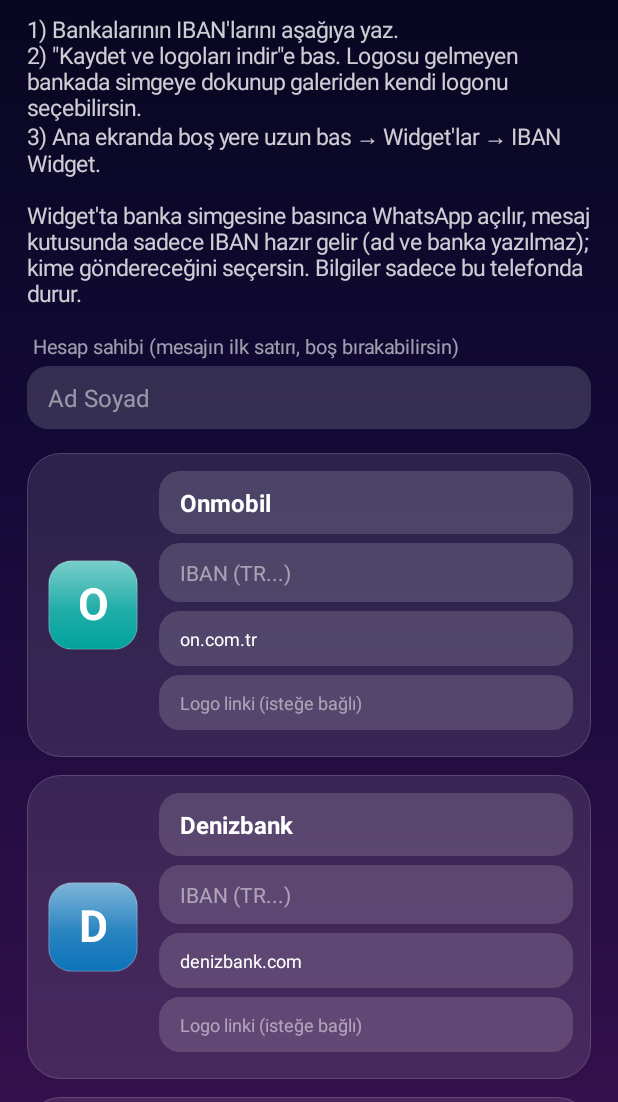
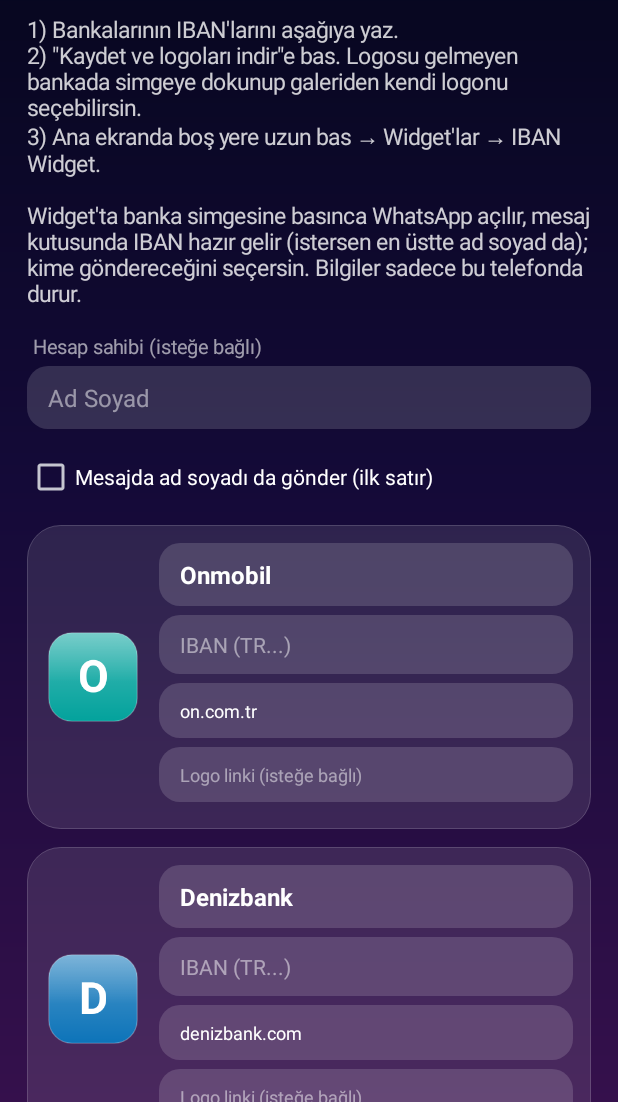
Before and after one commit to elnino9000/Iban-Widget, an Android app: the screen it shows after launch (MainActivity), on a phone screen of 412 x 824 dp, the part 134-1236 px from its top. Run offline under Robolectric (Android 15) with nearby library versions, the phone set to English and light mode, and no system bars.

Commit message:
Yedek al/geri yükle, ad soyad + IBAN seçeneği, sürüm numarası
Co-Authored-By: Claude Sonnet 5.5 <noreply@anthropic.com>
Claude-Session: https://claude.ai/code/session_01Savwr6y7xnPHX4BiZAo3kC

```diff
--- a/app/build.gradle
+++ b/app/build.gradle
@@ -2,6 +2,8 @@ plugins {
     id 'com.android.application'
     id 'org.jetbrains.kotlin.android'
 }
+
+def runNo = (System.getenv("GITHUB_RUN_NUMBER") ?: "1").toInteger()
 
 android {
     namespace 'com.iban.widget'
@@ -11,8 +13,8 @@ android {
         applicationId "com.iban.sendwidget"
         minSdk 26
         targetSdk 34
-        versionCode 1
-        versionName "1.0"
+        versionCode runNo
+        versionName "v${runNo}"
     }
 
     signingConfigs {
--- a/app/src/main/java/com/iban/widget/MainActivity.kt
+++ b/app/src/main/java/com/iban/widget/MainActivity.kt
@@ -1,6 +1,10 @@
 package com.iban.widget
 
 import android.app.Activity
+import android.app.AlertDialog
+import android.content.ClipboardManager
+import android.content.Context
+import android.widget.CheckBox
 import android.graphics.Color
 import android.graphics.Typeface
 import android.graphics.drawable.GradientDrawable
@@ -30,9 +34,11 @@ class MainActivity : Activity() {
     private val ibanFs = ArrayList<EditText>()
     private val logoVs = ArrayList<ImageView>()
     private lateinit var ownerF: EditText
+    private lateinit var ownerCb: CheckBox
     private lateinit var status: TextView
     private var d = 1f
     private var pickIdx = -1
+    private var skipSave = false // geri yükleme sonrası ekran yenilenirken eski değerler yazılmasın
 
     private fun dp(v: Int) = (v * d).toInt()
 
@@ -76,7 +82,7 @@ class MainActivity : Activity() {
             text = "1) Bankalarının IBAN'larını aşağıya yaz.\n" +
                 "2) \"Kaydet ve logoları indir\"e bas. Logosu gelmeyen bankada simgeye dokunup galeriden kendi logonu seçebilirsin.\n" +
                 "3) Ana ekranda boş yere uzun bas → Widget'lar → IBAN Widget.\n\n" +
-                "Widget'ta banka simgesine basınca WhatsApp açılır, mesaj kutusunda sadece IBAN hazır gelir (ad ve banka yazılmaz); kime göndereceğini seçersin. " +
+                "Widget'ta banka simgesine basınca WhatsApp açılır, mesaj kutusunda IBAN hazır gelir (istersen en üstte ad soyad da); kime göndereceğini seçersin. " +
                 "Bilgiler sadece bu telefonda durur."
             textSize = 15f
             setTextColor(0xCCFFFFFF.toInt())
@@ -84,13 +90,23 @@ class MainActivity : Activity() {
         })
 
         root.addView(TextView(this).apply {
-            text = "Hesap sahibi (mesajın ilk satırı, boş bırakabilirsin)"
+            text = "Hesap sahibi (isteğe bağlı)"
             textSize = 13f
             setTextColor(0x99FFFFFF.toInt())
             setPadding(dp(4), 0, 0, dp(4))
         })
         ownerF = field("Ad Soyad", Data.owner(this), 16f)
         root.addView(ownerF, LinearLayout.LayoutParams(ViewGroup.LayoutParams.MATCH_PARENT, ViewGroup.LayoutParams.WRAP_CONTENT).apply {
+            bottomMargin = dp(16)
+        })
+
+        ownerCb = CheckBox(this).apply {
+            text = "Mesajda ad soyadı da gönder (ilk satır)"
+            textSize = 14f
+            setTextColor(Color.WHITE)
+            isChecked = Data.withOwner(this@MainActivity)
+        }
+        root.addView(ownerCb, LinearLayout.LayoutParams(ViewGroup.LayoutParams.MATCH_PARENT, ViewGroup.LayoutParams.WRAP_CONTENT).apply {
             bottomMargin = dp(16)
         })
 
@@ -169,7 +185,70 @@ class MainActivity : Activity() {
         }
         root.addView(pin, LinearLayout.LayoutParams(ViewGroup.LayoutParams.MATCH_PARENT, dp(56)).apply { topMargin = dp(10) })
 
+        val share = Button(this).apply {
+            text = "Yedeği paylaş (kendine gönder)"
+            textSize = 16f
+            setOnClickListener { shareBackup() }
+        }
+        root.addView(share, LinearLayout.LayoutParams(ViewGroup.LayoutParams.MATCH_PARENT, dp(56)).apply { topMargin = dp(22) })
+
+        val restore = Button(this).apply {
+            text = "Yedeği panodan geri yükle"
+            textSize = 16f
+            setOnClickListener { restoreBackup() }
+        }
+        root.addView(restore, LinearLayout.LayoutParams(ViewGroup.LayoutParams.MATCH_PARENT, dp(56)).apply { topMargin = dp(10) })
+
+        root.addView(TextView(this).apply {
+            text = "Yedek: \"Yedeği paylaş\"a basıp WhatsApp'ta kendine ya da bir not uygulamasına gönder. " +
+                "Yeni telefonda o metni kopyala, uygulamada \"Yedeği panodan geri yükle\"ye bas. " +
+                "Yedek metninde IBAN'ların açık yazılı olur; sadece güvendiğin yere gönder."
+            textSize = 13f
+            setTextColor(0x99FFFFFF.toInt())
+            setPadding(dp(4), dp(10), 0, 0)
+        })
+
+        val ver = try { packageManager.getPackageInfo(packageName, 0).versionName } catch (e: Exception) { "?" }
+        root.addView(TextView(this).apply {
+            text = "Sürüm: $ver"
+            textSize = 12f
+            setTextColor(0x66FFFFFF)
+            setPadding(dp(4), dp(18), 0, 0)
+        })
+
         setContentView(scroll)
+    }
+
+    private fun shareBackup() {
+        saveNow()
+        val send = Intent(Intent.ACTION_SEND)
+            .setType("text/plain")
+            .putExtra(Intent.EXTRA_TEXT, Data.exportJson(this))
+        startActivity(Intent.createChooser(send, "Yedeği gönder"))
+    }
+
+    private fun restoreBackup() {
+        val cm = getSystemService(Context.CLIPBOARD_SERVICE) as ClipboardManager
+        val text = cm.primaryClip?.takeIf { it.itemCount > 0 }?.getItemAt(0)?.coerceToText(this)?.toString() ?: ""
+        if (!text.contains("iban-widget")) {
+            Toast.makeText(this, "Panoda yedek bulunamadı. Önce yedek metnini kopyala.", Toast.LENGTH_LONG).show()
+            return
+        }
+        AlertDialog.Builder(this)
+            .setTitle("Yedek geri yüklensin mi?")
+            .setMessage("Şu an telefondaki IBAN ve banka bilgilerinin üzerine yazılacak.")
+            .setNegativeButton("Vazgeç", null)
+            .setPositiveButton("Geri yükle") { _, _ ->
+                if (Data.importJson(this, text)) {
+                    WidgetProvider.updateAll(this)
+                    Toast.makeText(this, "Yedek geri yüklendi. Logolar için \"Kaydet ve logoları indir\"e bas.", Toast.LENGTH_LONG).show()
+                    skipSave = true
+                    recreate()
+                } else {
+                    Toast.makeText(this, "Yedek okunamadı (metin eksik ya da bozuk).", Toast.LENGTH_LONG).show()
+                }
+            }
+            .show()
     }
 
     private fun saveNow() {
@@ -181,6 +260,7 @@ class MainActivity : Activity() {
             ibanFs.map { it.text.toString() }
         )
         for (i in 0 until Data.N) Data.setLogoUrl(this, i, urlFs[i].text.toString())
+        Data.setWithOwner(this, ownerCb.isChecked)
         WidgetProvider.updateAll(this)
     }
 
@@ -221,6 +301,6 @@ class MainActivity : Activity() {
 
     override fun onPause() {
         super.onPause()
-        if (nameFs.size == Data.N) saveNow()
+        if (!skipSave && nameFs.size == Data.N) saveNow()
     }
 }
```
Also changed, not shown: app/src/main/java/com/iban/widget/Data.kt (+58 -2 lines).
